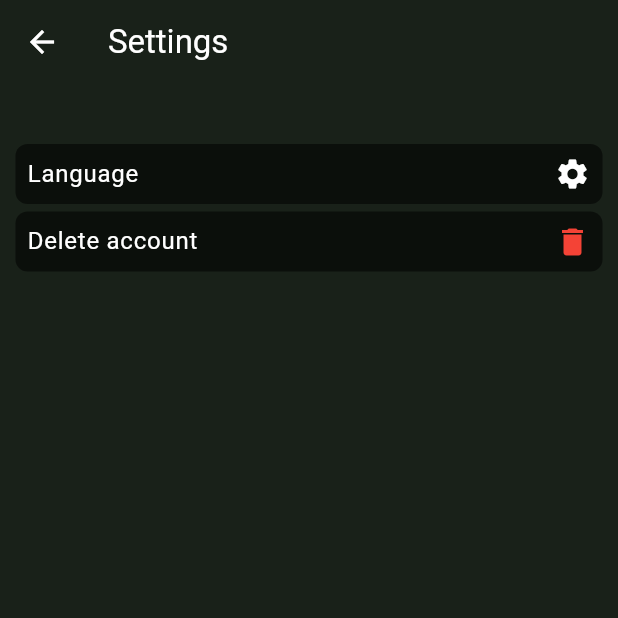
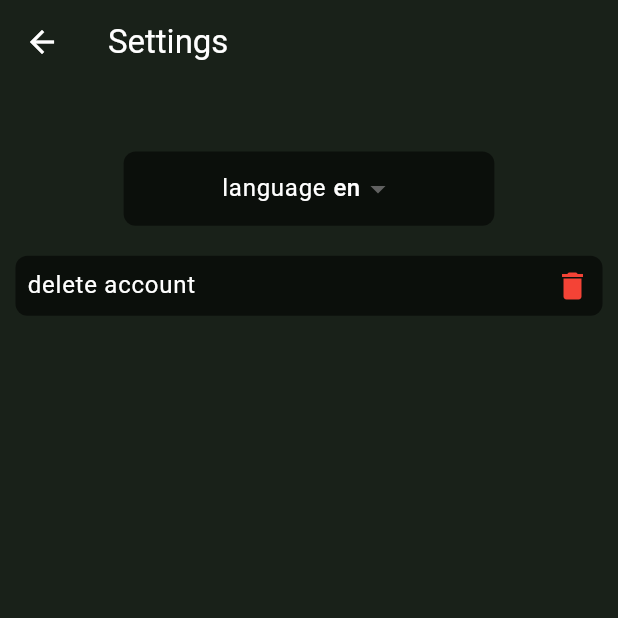
Before and after one commit to Rokobot/my_vr_task, a Flutter app: the SettingPage screen opened directly, on a phone screen of 412 x 824 dp, the top half of it. Run offline on Flutter 3.47's test engine with Material 3 defaults, Android fonts, the phone set to English and light mode, and no system bars; our stand-ins replace bloc, dio, equatable, flutter_bloc, flutter_secure_storage, fluttertoast and 2 more; accounts and stored records are empty; generated files the repository leaves out were written again; network calls fail.

Commit message:
language change OK

```diff
--- /dev/null
+++ b/lib/l10n/l10n.yaml
@@ -0,0 +1,3 @@
+arb-dir: lib/l10n
+template-arb-file: app_en.arb
+output-localization-file: app_localizations.dart
--- /dev/null
+++ b/lib/src/logic/provider/provider_localization/provider_localization.dart
@@ -0,0 +1,14 @@
+import 'package:flutter/material.dart';
+
+class LanguageProvider extends ChangeNotifier {
+  String _selectedLanguage = 'en';
+  List<String> get languages => ['en', 'ru', 'az'];
+
+  String get selectedLanguage => _selectedLanguage;
+
+  void changeLanguage(String language) {
+    _selectedLanguage = language;
+    notifyListeners();
+  }
+
+}
--- a/lib/src/presentation/screens/general_screens/home_page.dart
+++ b/lib/src/presentation/screens/general_screens/home_page.dart
@@ -4,6 +4,7 @@ import 'package:task_app/src/constants/theme_constans.dart';
 import 'package:task_app/src/logic/cubit/category_cubit/category_cubit.dart';
 import 'package:task_app/src/presentation/screens/general_screens/profile_page.dart';
 import 'package:task_app/src/presentation/widgets/product_list_screen.dart';
+import 'package:flutter_gen/gen_l10n/app_localizations.dart';
 
 
 
@@ -39,7 +40,7 @@ class _HomeScreenState extends State<HomeScreen> {
     return Scaffold(
               appBar: AppBar(
                 actions: [
-                  context.read<CategoryCubit>().showDropDown(),
+                  context.read<CategoryCubit>().showDropDown(context),
                 ],
                 backgroundColor: ThemeColorData().productCardColor,
                 automaticallyImplyLeading: false,
@@ -59,7 +60,7 @@ class _HomeScreenState extends State<HomeScreen> {
                   });
                 },
                   backgroundColor: ThemeColorData().productCardColor,
-                  items: [BottomNavigationBarItem(icon: Icon(Icons.store), label: 'store'),BottomNavigationBarItem(icon: Icon(Icons.person),label: 'profile')]),
+                  items: [BottomNavigationBarItem(icon: Icon(Icons.store), label: '${AppLocalizations.of(context)!.store}'),BottomNavigationBarItem(icon: Icon(Icons.person),label: '${AppLocalizations.of(context)!.profile}')]),
           );
   }
 }
--- a/lib/src/presentation/screens/general_screens/setting_page.dart
+++ b/lib/src/presentation/screens/general_screens/setting_page.dart
@@ -1,18 +1,16 @@
 import 'package:flutter/material.dart';
+import 'package:provider/provider.dart';
 import 'package:task_app/src/constants/theme_constans.dart';
+import 'package:task_app/src/logic/provider/provider_localization/provider_localization.dart';
 import 'package:task_app/src/presentation/screens/auth_screens/sign_in_page.dart';
 import 'package:task_app/src/service/rest_service.dart';
-import 'package:task_app/src/utils/helper_functions/hive_local_storage.dart';
 import 'package:task_app/src/utils/helper_functions/token_secure_storage.dart';
 import 'package:task_app/src/utils/toast.dart';
-
+import 'package:flutter_gen/gen_l10n/app_localizations.dart';
 import '../../../utils/responsive.dart';
 
-
-
-
 class SettingPage extends StatefulWidget {
-  const SettingPage({super.key});
+  const SettingPage({Key? key}) : super(key: key);
 
   @override
   State<SettingPage> createState() => _SettingPageState();
@@ -27,60 +25,99 @@ class _SettingPageState extends State<SettingPage> {
           automaticallyImplyLeading: true,
           foregroundColor: Colors.white,
           backgroundColor: ThemeColorData().productCardColor,
-          title: Text('Settings', style: TextStyle(color: Colors.white),),
+          title: Text(
+            '${AppLocalizations.of(context)!.settings}',
+            style: TextStyle(color: Colors.white),
+          ),
         ),
         backgroundColor: ThemeColorData().productCardColor,
         body: Center(
           child: Column(
             children: [
-              SizedBox(height: 40,),
+              SizedBox(
+                height: 40,
+              ),
+              SizedBox(
+                height: 5,
+              ),
+              Consumer<LanguageProvider>(
+                builder: (context, langProvider, child) {
+                  return Ink(
+                    decoration: BoxDecoration(
+                        color: Colors.black54,
+                        borderRadius: BorderRadius.circular(8)),
+                    width: Responsive().width(context, 0.6),
+                    height: Responsive().height(context, 0.06),
+                    child: Padding(
+                      padding: const EdgeInsets.all(8.0),
+                      child: Row(
+                        mainAxisSize: MainAxisSize.min,
+                        mainAxisAlignment: MainAxisAlignment.center,
+                        children: [
+                          Text('${AppLocalizations.of(context)!.language}', style: TextStyle(color: Colors.white),),
+                          SizedBox(width: 5,),
+                          Container(
+                            child: DropdownButton<String>(
+                              underline: Container(),
+                              dropdownColor: Colors.grey,
+                              value: langProvider.selectedLanguage,
+                              onChanged: (newValue) {
+                                langProvider.changeLanguage(newValue!);
+                              },
+                              items: langProvider.languages.map((language) {
+                                return DropdownMenuItem<String>(
+                                  value: language,
+                                  child: Text(
+                                    language,
+                                    style: const TextStyle(color: Colors.white),
+                                  ),
+                                );
+                              }).toList(),
+                            ),
+                          )
+                        ],
+                      ),
+                    ),
+                  );
+                },
+              ),
+              SizedBox(height: 20),
               InkWell(
                 borderRadius: BorderRadius.circular(8),
-                onTap: (){},
+                onTap: () {
+                  DioService().deleteUser().then((value) {
+                    if (value == 'OK') {
+                      HelperFunction().deleteTokenFromSecureStorage();
+                      ShowToast().showToast('👌 Acoount deleted succesfuly!');
+                      Navigator.pushReplacement(
+                          context,
+                          MaterialPageRoute(
+                              builder: (context) => SignInPage()));
+                    } else {
+                      ShowToast().showToast('Try again!');
+                    }
+                  });
+                },
                 splashColor: Colors.white,
                 highlightColor: Colors.greenAccent,
-                child:Ink(
-                  decoration: BoxDecoration(color: Colors.black54, borderRadius: BorderRadius.circular(8)),
+                child: Ink(
+                  decoration: BoxDecoration(
+                      color: Colors.black54,
+                      borderRadius: BorderRadius.circular(8)),
                   width: Responsive().width(context, 0.95),
-                  child:Padding(
+                  child: Padding(
                     padding: const EdgeInsets.all(8.0),
                     child: Row(
                       children: [
-                        Text('Language', style: TextStyle(color: Colors.white),),
+                        Text(
+                          '${AppLocalizations.of(context)!.delete_account}',
+                          style: TextStyle(color: Colors.white),
+                        ),
                         Spacer(),
-                        Icon(Icons.settings, color: Colors.white,)
-                      ],
-                    ),
-                  ),
-                ),
-              ),
-              SizedBox(height: 5,),
-              InkWell(
-                borderRadius: BorderRadius.circular(8),
-                onTap: (){
-                  DioService().deleteUser().then((value) {
-                    if(value == 'OK'){
-                      HelperFunction().deleteTokenFromSecureStorage();
-                      ShowToast().showToast('👌 Acoount deleted succesfuly!');
-                      Navigator.pushReplacement(context, MaterialPageRoute(builder: (context)=> SignInPage()));
-                    }else{
-                      ShowToast().showToast('Try again!');
-                    }
-                  });
-
-                },
-                splashColor: Colors.white,
-                highlightColor: Colors.greenAccent,
-                child:Ink(
-                  decoration: BoxDecoration(color: Colors.black54, borderRadius: BorderRadius.circular(8)),
-                  width: Responsive().width(context, 0.95),
-                  child:Padding(
-                    padding: const EdgeInsets.all(8.0),
-                    child: Row(
-                      children: [
-                        Text('Delete account', style: TextStyle(color: Colors.white),),
-                        Spacer(),
-                        Icon(Icons.delete, color: Colors.red,)
+                        Icon(
+                          Icons.delete,
+                          color: Colors.red,
+                        )
                       ],
                     ),
                   ),
```
Also changed, not shown: lib/l10n/app_az.arb (added, +23 -0 lines), lib/l10n/app_en.arb (added, +23 -0 lines), lib/l10n/app_ru.arb (added, +23 -0 lines), lib/main.dart (+29 -4 lines), lib/src/logic/cubit/category_cubit/category_cubit.dart (+4 -3 lines), lib/src/logic/cubit/user_info_cubit/user_info_cubit.dart (+4 -6 lines), lib/src/presentation/screens/auth_screens/sign_in_page.dart (+6 -5 lines), lib/src/presentation/screens/auth_screens/sign_up_page.dart (+6 -5 lines), lib/src/presentation/screens/general_screens/profile_page.dart (+5 -6 lines), lib/src/presentation/widgets/product_item_widget.dart (+5 -4 lines), pubspec.yaml (+5 -4 lines), pubspec.lock.
